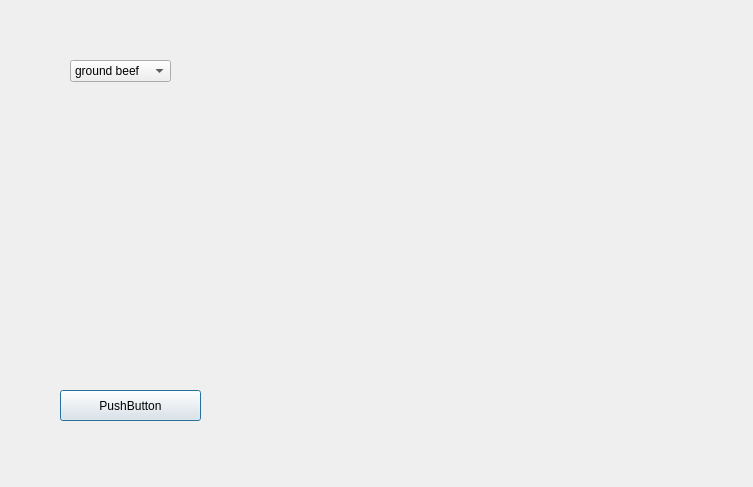
Old version of the form secondwindow.ui in the repository D4RA/CS4076project.
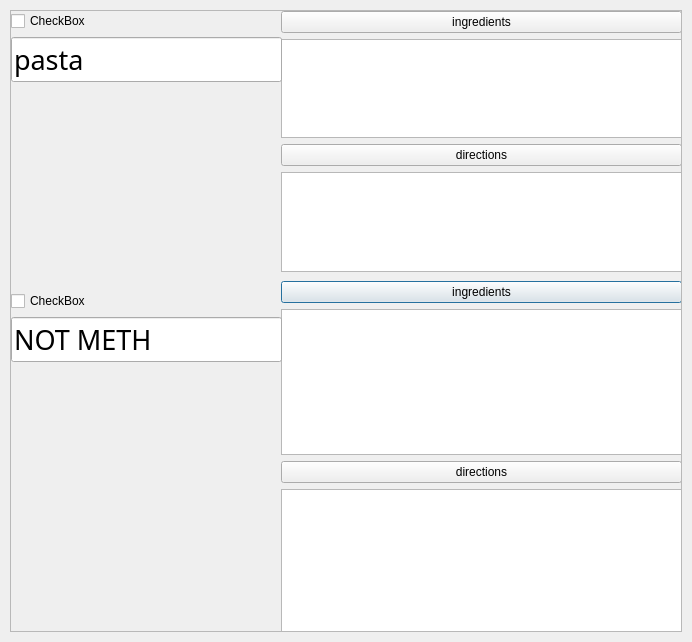
New version of the form. Icons and pictures are not drawn.

Patch:
```diff
--- a/secondwindow.ui
+++ b/secondwindow.ui
@@ -6,108 +6,201 @@
    <rect>
     <x>0</x>
     <y>0</y>
-    <width>753</width>
-    <height>487</height>
+    <width>692</width>
+    <height>642</height>
    </rect>
   </property>
   <property name="windowTitle">
    <string>Dialog</string>
   </property>
-  <widget class="QComboBox" name="comboBox">
-   <property name="geometry">
-    <rect>
-     <x>70</x>
-     <y>60</y>
-     <width>101</width>
-     <height>22</height>
-    </rect>
+  <layout class="QGridLayout" name="gridLayout">
+   <property name="leftMargin">
+    <number>10</number>
    </property>
-   <item>
-    <property name="text">
-     <string>ground beef</string>
-    </property>
-   </item>
-   <item>
-    <property name="text">
-     <string>onions</string>
-    </property>
-   </item>
-   <item>
-    <property name="text">
-     <string>garlic</string>
-    </property>
-   </item>
-   <item>
-    <property name="text">
-     <string>tomato</string>
-    </property>
-   </item>
-   <item>
-    <property name="text">
-     <string>parsley</string>
-    </property>
-   </item>
-   <item>
-    <property name="text">
-     <string>basil</string>
-    </property>
-   </item>
-   <item>
-    <property name="text">
-     <string>salt</string>
-    </property>
-   </item>
-   <item>
-    <property name="text">
-     <string>pepper</string>
-    </property>
-   </item>
-   <item>
-    <property name="text">
-     <string>lasgna sheets</string>
-    </property>
-   </item>
-   <item>
-    <property name="text">
-     <string>cheese</string>
-    </property>
-   </item>
-  </widget>
-  <widget class="QLabel" name="label">
-   <property name="geometry">
-    <rect>
-     <x>8</x>
-     <y>0</y>
-     <width>241</width>
-     <height>481</height>
-    </rect>
+   <property name="topMargin">
+    <number>10</number>
    </property>
-   <property name="text">
-    <string/>
+   <property name="rightMargin">
+    <number>10</number>
    </property>
-   <property name="pixmap">
-    <pixmap resource="images.qrc">:/ICONS/lasagna.jpg</pixmap>
+   <property name="bottomMargin">
+    <number>10</number>
    </property>
-   <property name="scaledContents">
-    <bool>true</bool>
+   <property name="spacing">
+    <number>5</number>
    </property>
-  </widget>
-  <widget class="QPushButton" name="pushButton">
-   <property name="geometry">
-    <rect>
-     <x>60</x>
-     <y>390</y>
-     <width>141</width>
-     <height>31</height>
-    </rect>
-   </property>
-   <property name="text">
-    <string>PushButton</string>
-   </property>
-  </widget>
-  <zorder>label</zorder>
-  <zorder>pushButton</zorder>
-  <zorder>comboBox</zorder>
+   <item row="0" column="1">
+    <widget class="QScrollArea" name="scrollArea">
+     <property name="widgetResizable">
+      <bool>true</bool>
+     </property>
+     <widget class="QWidget" name="scrollAreaWidgetContents">
+      <property name="geometry">
+       <rect>
+        <x>0</x>
+        <y>0</y>
+        <width>670</width>
+        <height>620</height>
+       </rect>
+      </property>
+      <widget class="QWidget" name="gridLayoutWidget">
+       <property name="geometry">
+        <rect>
+         <x>270</x>
+         <y>270</y>
+         <width>401</width>
+         <height>354</height>
+        </rect>
+       </property>
+       <layout class="QGridLayout" name="gridLayout_2">
+        <item row="6" column="0">
+         <widget class="QTextEdit" name="textEdit_4"/>
+        </item>
+        <item row="0" column="0">
+         <widget class="QPushButton" name="pushButton">
+          <property name="text">
+           <string>ingredients</string>
+          </property>
+         </widget>
+        </item>
+        <item row="3" column="0">
+         <widget class="QPushButton" name="pushButton_2">
+          <property name="text">
+           <string>directions</string>
+          </property>
+         </widget>
+        </item>
+        <item row="1" column="0">
+         <widget class="QTextEdit" name="textEdit_3"/>
+        </item>
+       </layout>
+      </widget>
+      <widget class="QWidget" name="gridLayoutWidget_2">
+       <property name="geometry">
+        <rect>
+         <x>270</x>
+         <y>0</y>
+         <width>401</width>
+         <height>261</height>
+        </rect>
+       </property>
+       <layout class="QGridLayout" name="gridLayout_3">
+        <item row="1" column="0">
+         <widget class="QTextEdit" name="textEdit"/>
+        </item>
+        <item row="2" column="0">
+         <widget class="QPushButton" name="pushButton_4">
+          <property name="text">
+           <string>directions</string>
+          </property>
+         </widget>
+        </item>
+        <item row="0" column="0">
+         <widget class="QPushButton" name="pushButton_3">
+          <property name="text">
+           <string>ingredients</string>
+          </property>
+         </widget>
+        </item>
+        <item row="3" column="0">
+         <widget class="QTextEdit" name="textEdit_5"/>
+        </item>
+       </layout>
+      </widget>
+      <widget class="QWidget" name="verticalLayoutWidget">
+       <property name="geometry">
+        <rect>
+         <x>0</x>
+         <y>0</y>
+         <width>271</width>
+         <height>249</height>
+        </rect>
+       </property>
+       <layout class="QVBoxLayout" name="verticalLayout">
+        <item>
+         <widget class="QCheckBox" name="checkBox">
+          <property name="text">
+           <string>CheckBox</string>
+          </property>
+         </widget>
+        </item>
+        <item>
+         <widget class="QLineEdit" name="lineEdit">
+          <property name="font">
+           <font>
+            <family>Impact</family>
+            <pointsize>20</pointsize>
+           </font>
+          </property>
+          <property name="text">
+           <string>pasta</string>
+          </property>
+         </widget>
+        </item>
+        <item>
+         <widget class="QLabel" name="label">
+          <property name="text">
+           <string/>
+          </property>
+          <property name="pixmap">
+           <pixmap resource="image.qrc">:/icon/lasagna.jpg</pixmap>
+          </property>
+          <property name="scaledContents">
+           <bool>true</bool>
+          </property>
+         </widget>
+        </item>
+       </layout>
+      </widget>
+      <widget class="QWidget" name="verticalLayoutWidget_2">
+       <property name="geometry">
+        <rect>
+         <x>0</x>
+         <y>280</y>
+         <width>271</width>
+         <height>291</height>
+        </rect>
+       </property>
+       <layout class="QVBoxLayout" name="verticalLayout_2">
+        <item>
+         <widget class="QCheckBox" name="checkBox_2">
+          <property name="text">
+           <string>CheckBox</string>
+          </property>
+         </widget>
+        </item>
+        <item>
+         <widget class="QLineEdit" name="lineEdit_2">
+          <property name="font">
+           <font>
+            <family>Impact</family>
+            <pointsize>20</pointsize>
+           </font>
+          </property>
+          <property name="text">
+           <string>NOT METH</string>
+          </property>
+         </widget>
+        </item>
+        <item>
+         <widget class="QLabel" name="label_2">
+          <property name="text">
+           <string/>
+          </property>
+          <property name="pixmap">
+           <pixmap resource="image.qrc">:/icon/download.jpg</pixmap>
+          </property>
+          <property name="scaledContents">
+           <bool>true</bool>
+          </property>
+         </widget>
+        </item>
+       </layout>
+      </widget>
+     </widget>
+    </widget>
+   </item>
+  </layout>
  </widget>
  <resources>
   <include location="images.qrc"/>
```
Left out of the diff: 6 changed lines with no effect on the pictures.
